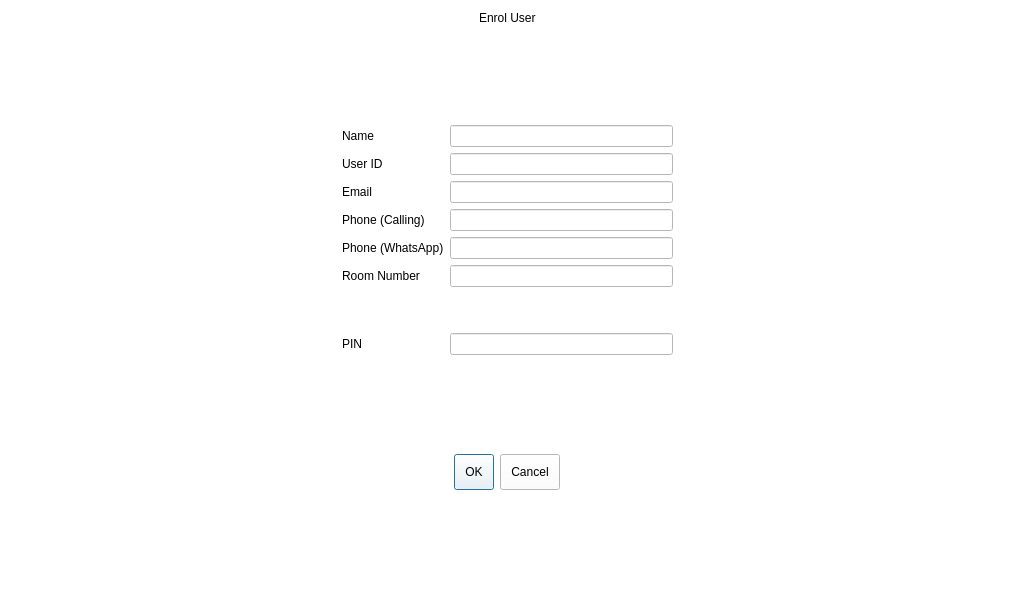
Old version of the form enrol.ui in the repository arc-bphc/sims-gui.
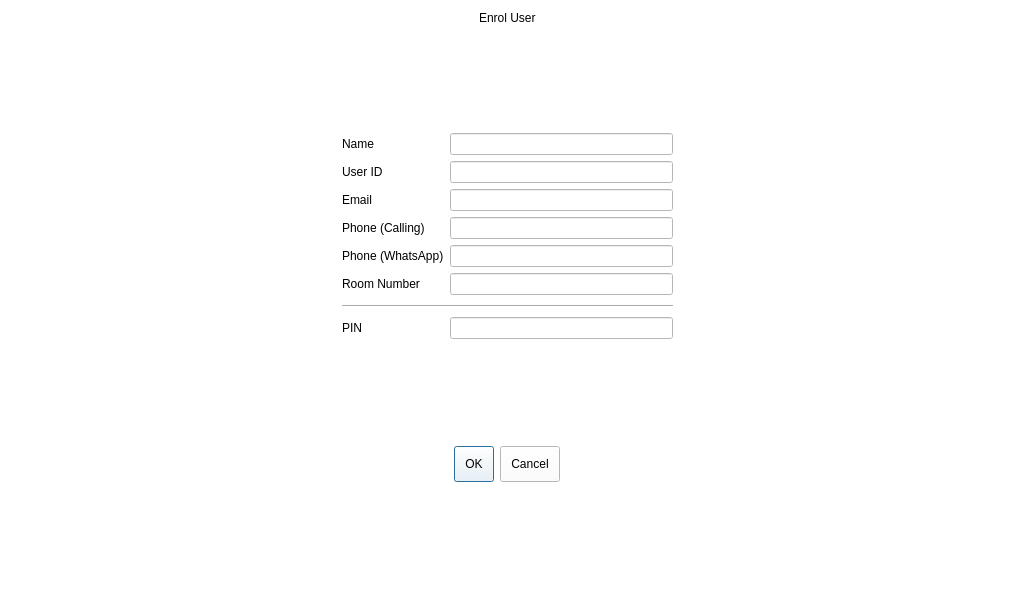
New version of the form.

Commit message: Working on wrapping into a class

The edit to the form file:
```diff
--- a/enrol.ui
+++ b/enrol.ui
@@ -65,19 +65,6 @@
        <item row="1" column="1">
         <widget class="QLineEdit" name="lineEdit"/>
        </item>
-       <item row="6" column="0" colspan="2">
-        <spacer name="verticalSpacer">
-         <property name="orientation">
-          <enum>Qt::Vertical</enum>
-         </property>
-         <property name="sizeHint" stdset="0">
-          <size>
-           <width>20</width>
-           <height>40</height>
-          </size>
-         </property>
-        </spacer>
-       </item>
        <item row="7" column="0">
         <widget class="QLabel" name="label_2">
          <property name="text">
@@ -146,6 +133,22 @@
          </property>
         </widget>
        </item>
+       <item row="6" column="0" colspan="2">
+        <widget class="Line" name="line">
+         <property name="minimumSize">
+          <size>
+           <width>0</width>
+           <height>10</height>
+          </size>
+         </property>
+         <property name="lineWidth">
+          <number>1</number>
+         </property>
+         <property name="orientation">
+          <enum>Qt::Horizontal</enum>
+         </property>
+        </widget>
+       </item>
       </layout>
      </item>
      <item row="1" column="0">
```
The commit also changes 4 other files.
